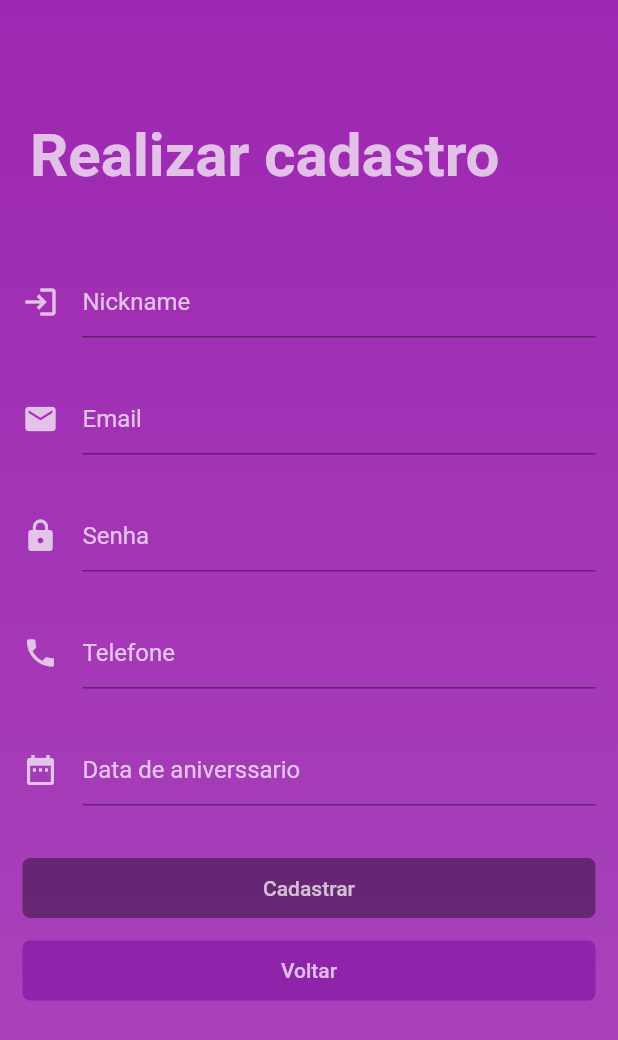
After one commit to lpsSec/Project-D-Mobile, a Flutter app: the screen it shows after launch, after a tap on "Cadastro", on a phone screen of 412 x 824 dp. The commit adds this screen. Shown: the top 1040 px of the screen. Run offline on Flutter 3.47's test engine with Material 2 defaults, Android fonts, the phone set to English and light mode, and no system bars; our stand-ins replace shared_preferences; missing offline and left inert: dart:html.

Commit message:
LoginPage is working. RegisterPage (is missing avatar checkbox)

```diff
--- a/lib/login.dart
+++ b/lib/login.dart
@@ -1,6 +1,7 @@
 import 'dart:convert';
 import 'dart:html';
 
+import 'package:Project_D_Mobile/register.dart';
 import 'package:flutter/material.dart';
 import 'package:flutter/services.dart';
 // ignore: import_of_legacy_library_into_null_safe
@@ -32,8 +33,8 @@ class _LoginPageState extends State<LoginPage> {
           children: <Widget>[
             headerSection(),
             textSection(),
-            buttonSection(),
-            buttonRegister()
+            buttonLogin(),
+            buttonGOTORegister()
           ],
         ),
       ),
@@ -70,7 +71,7 @@ class _LoginPageState extends State<LoginPage> {
     }
   }
 
-  Container buttonSection() {
+  Container buttonLogin() {
     return Container(
       width: MediaQuery.of(context).size.width,
       height: 40.0,
@@ -91,22 +92,23 @@ class _LoginPageState extends State<LoginPage> {
     );
   }
 
-    Container buttonRegister() {
+    Container buttonGOTORegister() {
     return Container(
       width: MediaQuery.of(context).size.width,
       height: 40.0,
       padding: EdgeInsets.symmetric(horizontal: 15.0),
       margin: EdgeInsets.only(top: 15.0),
       child: RaisedButton(
-        onPressed: userController.text == "" || passwordController.text == "" ? null : () {
+        onPressed: () {
           setState(() {
             _isLoading = true;
           });
-          signIn(userController.text, passwordController.text);
+          // TODO: method to redirect to the RegisterPage - onPressed?
+          Navigator.of(context).pushAndRemoveUntil(MaterialPageRoute(builder: (BuildContext context) => RegisterPage()), (Route<dynamic> route) => false);
         },
         elevation: 0.0,
         color: Colors.purple.shade600,
-        child: Text("Cadastrar", style: TextStyle(color: Colors.white70)),
+        child: Text("Cadastro", style: TextStyle(color: Colors.white70)),
         shape: RoundedRectangleBorder(borderRadius: BorderRadius.circular(5.0)),
       ),
     );
@@ -126,7 +128,7 @@ class _LoginPageState extends State<LoginPage> {
 
             style: TextStyle(color: Colors.white70),
             decoration: InputDecoration(
-              icon: Icon(Icons.email, color: Colors.white70),
+              icon: Icon(Icons.login, color: Colors.white70),
               hintText: "Nickname",
               border: UnderlineInputBorder(borderSide: BorderSide(color: Colors.white70)),
               hintStyle: TextStyle(color: Colors.white70),
--- /dev/null
+++ b/lib/register.dart
@@ -0,0 +1,224 @@
+import 'dart:convert';
+
+import 'package:Project_D_Mobile/login.dart';
+import 'package:flutter/material.dart';
+import 'package:flutter/services.dart';
+import 'package:http/http.dart' as http;
+import 'package:Project_D_Mobile/register.dart';
+import 'package:shared_preferences/shared_preferences.dart';
+
+
+class RegisterPage extends StatefulWidget {
+  @override
+  _RegisterPageState createState() => _RegisterPageState();
+}
+
+class _RegisterPageState extends State<RegisterPage> {
+
+  bool _isLoading = false;
+
+  @override
+  Widget build(BuildContext context) {
+    SystemChrome.setSystemUIOverlayStyle(SystemUiOverlayStyle.light.copyWith(statusBarColor: Colors.transparent));
+    return Scaffold(
+      body: Container(
+        decoration: BoxDecoration(
+          gradient: LinearGradient(
+              colors: [Colors.purple, Colors.purple.shade400],
+              begin: Alignment.topCenter,
+              end: Alignment.bottomCenter),
+        ),
+        child: _isLoading ? Center(child: CircularProgressIndicator()) : ListView(
+          children: <Widget>[
+            headerSection(),
+            textSection(),
+            buttonRegister(),
+            buttonReturn()
+          ],
+        ),
+      ),
+    );
+  }
+
+  registerUser(String nickname, login, password, phoneNumber, datebirthday ) async { /*NOTE: API needs SU_TYPE */
+    SharedPreferences sharedPreferences = await SharedPreferences.getInstance();
+    Map data = {
+      'SU_NICKNAME': nickname,
+      'SU_LOGINNAME': login,
+      'SU_PASSWORD': password,
+      'SU_PHONENUMBER': phoneNumber,
+      'SU_DATEBIRTHDAY': datebirthday,
+      'SU_PHOTO': 1, //TODO: hardcoded - implement checkbow with avatar icons.
+      'SU_TYPE': 2 // not admin user
+    };
+    var jsonResponse = null;
+    var response = await http.post("https://project-d-api.herokuapp.com/auth/register",
+    headers: {"Content-Type": "application/json"},
+    body: jsonEncode(data)
+    );
+
+    if(response.statusCode == 200) {
+      jsonResponse = json.decode(response.body);
+      if(jsonResponse != null) {
+        setState(() {
+          _isLoading = false;
+        });
+        sharedPreferences.setString("token", jsonResponse['token']);
+        nicknameController.text = "";
+        emailController.text = "";
+        passwordController.text = "";
+        phoneController.text = "";
+        bdayController.text = "";
+
+        // TODO: display successful msg if reponse status is 200.
+      }
+    }
+    else {
+      setState(() {
+        _isLoading = false;
+      });
+      print(response.body);
+    }
+  }
+    Container buttonRegister() {
+    return Container(
+      width: MediaQuery.of(context).size.width,
+      height: 40.0,
+      padding: EdgeInsets.symmetric(horizontal: 15.0),
+      margin: EdgeInsets.only(top: 15.0),
+      child: RaisedButton(
+        onPressed: nicknameController.text == "" /*|| passwordController.text == ""*/
+        || emailController.text == "" || phoneController.text == "" || bdayController.text == ""? null : () {
+          setState(() {
+            _isLoading = true;
+          });
+          // Method to register the user - add to the database
+          registerUser(nicknameController.text,  emailController.text,passwordController.text, phoneController.text, bdayController.text);
+        },
+        elevation: 0.0,
+        color: Colors.purple.shade600,
+        child: Text("Cadastrar", style: TextStyle(color: Colors.white70)),
+        shape: RoundedRectangleBorder(borderRadius: BorderRadius.circular(5.0)),
+      ),
+    );
+  }
+
+  Container buttonReturn() {
+    return Container(
+      width: MediaQuery.of(context).size.width,
+      height: 40.0,
+      padding: EdgeInsets.symmetric(horizontal: 15.0),
+      margin: EdgeInsets.only(top: 15.0),
+      child: RaisedButton(
+        onPressed: () {
+          setState(() {
+            _isLoading = true;
+          });
+          Navigator.of(context).pushAndRemoveUntil(MaterialPageRoute(builder: (BuildContext context) => LoginPage()), (Route<dynamic> route) => false);
+        },
+        elevation: 0.0,
+        color: Colors.purple.shade600,
+        child: Text("Voltar", style: TextStyle(color: Colors.white70)),
+        shape: RoundedRectangleBorder(borderRadius: BorderRadius.circular(5.0)),
+      ),
+    );
+  }
+
+  final TextEditingController nicknameController = new TextEditingController();
+  final TextEditingController emailController = new TextEditingController();
+  final TextEditingController passwordController = new TextEditingController();
+  final TextEditingController phoneController = new TextEditingController();
+  final TextEditingController bdayController = new TextEditingController();
+
+  Container textSection() {
+    return Container(
+      padding: EdgeInsets.symmetric(horizontal: 15.0, vertical: 20.0),
+      child: Column(
+        children: <Widget>[
+          TextFormField(
+            controller: nicknameController,
+            cursorColor: Colors.white,
+            style: TextStyle(color: Colors.white70),
+            decoration: InputDecoration(
+              icon: Icon(Icons.login, color: Colors.white70),
+              hintText: "Nickname",
+              border: UnderlineInputBorder(borderSide: BorderSide(color: Colors.white70)),
+              hintStyle: TextStyle(color: Colors.white70),
+            ),
+          ),
+          SizedBox(height: 30.0),
+          TextFormField(
+            controller: emailController,
+            cursorColor: Colors.white,
+            style: TextStyle(color: Colors.white70),
+            decoration: InputDecoration(
+              icon: Icon(Icons.email, color: Colors.white70),
+              hintText: "Email",
+              border: UnderlineInputBorder(borderSide: BorderSide(color: Colors.white70)),
+              hintStyle: TextStyle(color: Colors.white70),
+            ),
+          ),
+          SizedBox(height: 30.0),
+            TextFormField(
+            controller: passwordController,
+            cursorColor: Colors.white,
+            style: TextStyle(color: Colors.white70),
+            decoration: InputDecoration(
+              icon: Icon(Icons.lock, color: Colors.white70),
+              hintText: "Senha",
+              border: UnderlineInputBorder(borderSide: BorderSide(color: Colors.white70)),
+              hintStyle: TextStyle(color: Colors.white70),
+            ),
+            ),
+            SizedBox(height: 30.0),
+            TextFormField(
+            controller: phoneController,
+            cursorColor: Colors.white,
+            style: TextStyle(color: Colors.white70),
+            decoration: InputDecoration(
+              icon: Icon(Icons.phone, color: Colors.white70),
+              hintText: "Telefone",
+              border: UnderlineInputBorder(borderSide: BorderSide(color: Colors.white70)),
+              hintStyle: TextStyle(color: Colors.white70),
+            ),
+            ),
+            SizedBox(height: 30.0),
+            TextFormField(
+            controller: bdayController,
+            cursorColor: Colors.white,
+            style: TextStyle(color: Colors.white70),
+            decoration: InputDecoration(
+              icon: Icon(Icons.date_range, color: Colors.white70),
+              hintText: "Data de aniverssario",
+              border: UnderlineInputBorder(borderSide: BorderSide(color: Colors.white70)),
+              hintStyle: TextStyle(color: Colors.white70),
+            ),
+            ),
+        ],
+      ),
+    );
+  }
+
+  Container headerSection() {
+    return Container(
+      margin: EdgeInsets.only(top: 50.0),
+      padding: EdgeInsets.symmetric(horizontal: 20.0, vertical: 30.0),
+      child: Text("Realizar cadastro",
+          style: TextStyle(
+              color: Colors.white70,
+              fontSize: 40.0,
+              fontWeight: FontWeight.bold)),
+    );
+  }
+  // Container headerSection() {
+
+  //   var assetsImage = new AssetImage('assets/images/Logo.png');
+  //   var image = new Image(image: assetsImage, fit: BoxFit.cover);
+
+  //   return Container(
+  //     width: 250.0,
+  //     height: 250,
+  //           child: image
+  //   );
+  // }
+}
```
